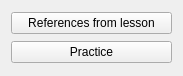
MOsinskyi/polyglot-app, file selectoptiondialog.ui: the form before one commit.
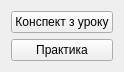
The form after the commit.

The edit to the form file:
```diff
--- a/selectoptiondialog.ui
+++ b/selectoptiondialog.ui
@@ -6,8 +6,8 @@
    <rect>
     <x>0</x>
     <y>0</y>
-    <width>183</width>
-    <height>76</height>
+    <width>120</width>
+    <height>72</height>
    </rect>
   </property>
   <property name="windowTitle">
@@ -20,7 +20,7 @@
       <enum>Qt::NoFocus</enum>
      </property>
      <property name="text">
-      <string>References from lesson</string>
+      <string>Конспект з уроку</string>
      </property>
     </widget>
    </item>
@@ -30,7 +30,7 @@
       <enum>Qt::NoFocus</enum>
      </property>
      <property name="text">
-      <string>Practice</string>
+      <string>Практика</string>
      </property>
     </widget>
    </item>
```
Left out of the diff: 4 changed lines with no effect on the pictures.
